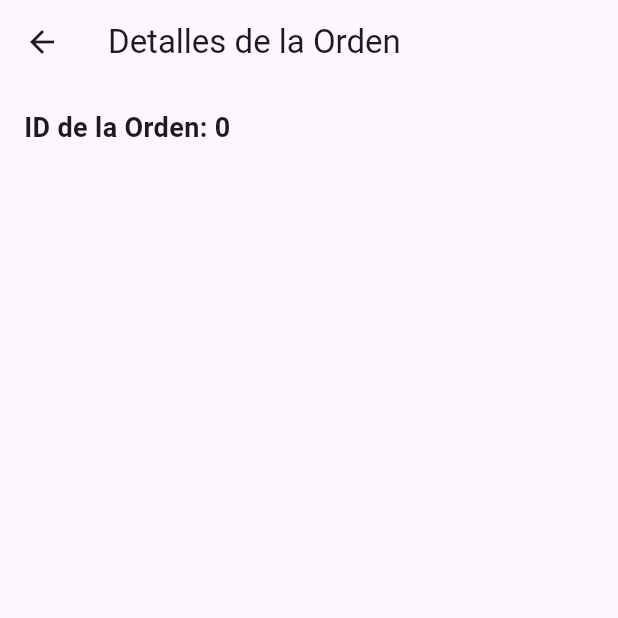
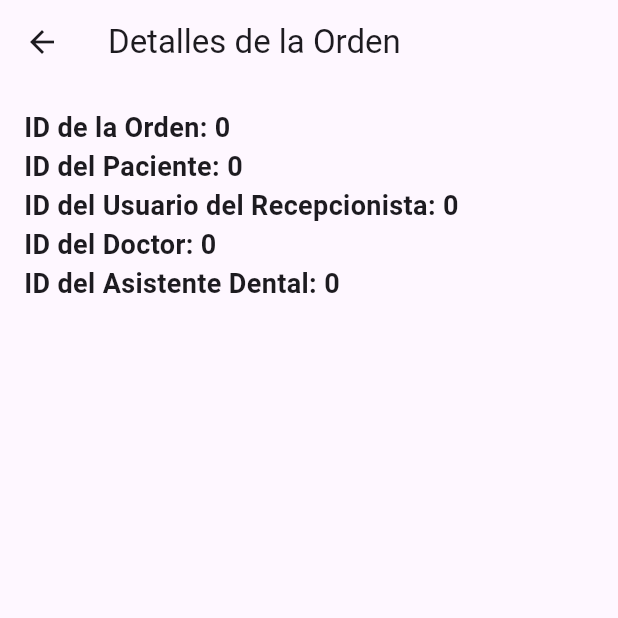
Before and after one commit to JohanTAP/flutter_application_1, a Flutter app: the OrdenDetailsView screen opened directly with empty values, on a phone screen of 412 x 824 dp, the top half of it. Run offline on Flutter 3.47's test engine with Material 3 defaults, Android fonts, the phone set to English and light mode, and no system bars.

Commit message:
Update routes and navigation

```diff
--- a/lib/main.dart
+++ b/lib/main.dart
@@ -16,7 +16,7 @@ class MyApp extends StatelessWidget {
       title: 'App',
       initialRoute: '/login',
       routes: {
-        '/': (BuildContext context) => const HomeView(),
+        '/home': (BuildContext context) => const HomeView(),
         '/login': (BuildContext context) => const LoginView(),
       },
     );
--- a/lib/models/orden.dart
+++ b/lib/models/orden.dart
@@ -1,14 +1,25 @@
 class Orden {
   final int idorden;
+  final int idPaciente;
+  final int idUsuarioRecepcionista;
+  final int idDoctor;
+  final int? idAsistenteDental;
 
   Orden({
     required this.idorden,
+    required this.idPaciente,
+    required this.idUsuarioRecepcionista,
+    required this.idDoctor,
+    this.idAsistenteDental,
   });
 
   factory Orden.fromJson(Map<String, dynamic> json) {
     return Orden(
-      idorden:
-          json['idorden'] ?? 0, // Si es nulo, asigna un valor predeterminado
+      idorden: json['idorden'] ?? 0,
+      idPaciente: json['paciente']['idpaciente'] ?? 0,
+      idUsuarioRecepcionista: json['recepcionista'][0]['idusuario'] ?? 0,
+      idDoctor: json['doctor']['iddoctor'] ?? 0,
+      idAsistenteDental: json['asistente_dental']?['idasistente_dental'],
     );
   }
 }
--- a/lib/views/login_view.dart
+++ b/lib/views/login_view.dart
@@ -108,7 +108,7 @@ class _LoginViewState extends State<LoginView> {
                   onPressed: _rutErrorText == null
                       ? () {
                           if (_rutErrorText == null) {
-                            Navigator.pushNamed(context, '/');
+                            Navigator.pushReplacementNamed(context, '/home');
                           }
                         }
                       : null,
--- a/lib/views/orden_details_view.dart
+++ b/lib/views/orden_details_view.dart
@@ -21,6 +21,24 @@ class OrdenDetailsView extends StatelessWidget {
               'ID de la Orden: ${orden.idorden}',
               style: const TextStyle(fontSize: 18, fontWeight: FontWeight.bold),
             ),
+            Text(
+              'ID del Paciente: ${orden.idPaciente}',
+              style: const TextStyle(fontSize: 18, fontWeight: FontWeight.bold),
+            ),
+            Text(
+              'ID del Usuario del Recepcionista: ${orden.idUsuarioRecepcionista}',
+              style: const TextStyle(fontSize: 18, fontWeight: FontWeight.bold),
+            ),
+            Text(
+              'ID del Doctor: ${orden.idDoctor}',
+              style: const TextStyle(fontSize: 18, fontWeight: FontWeight.bold),
+            ),
+            if (orden.idAsistenteDental != null)
+              Text(
+                'ID del Asistente Dental: ${orden.idAsistenteDental}',
+                style:
+                    const TextStyle(fontSize: 18, fontWeight: FontWeight.bold),
+              ),
           ],
         ),
       ),
```
Also changed, not shown: lib/common_layout.dart (+11 -1 lines), lib/models/paciente_model.dart (deleted, +0 -41 lines), lib/views/home_view.dart (+31 -9 lines), assets/logo.png.
